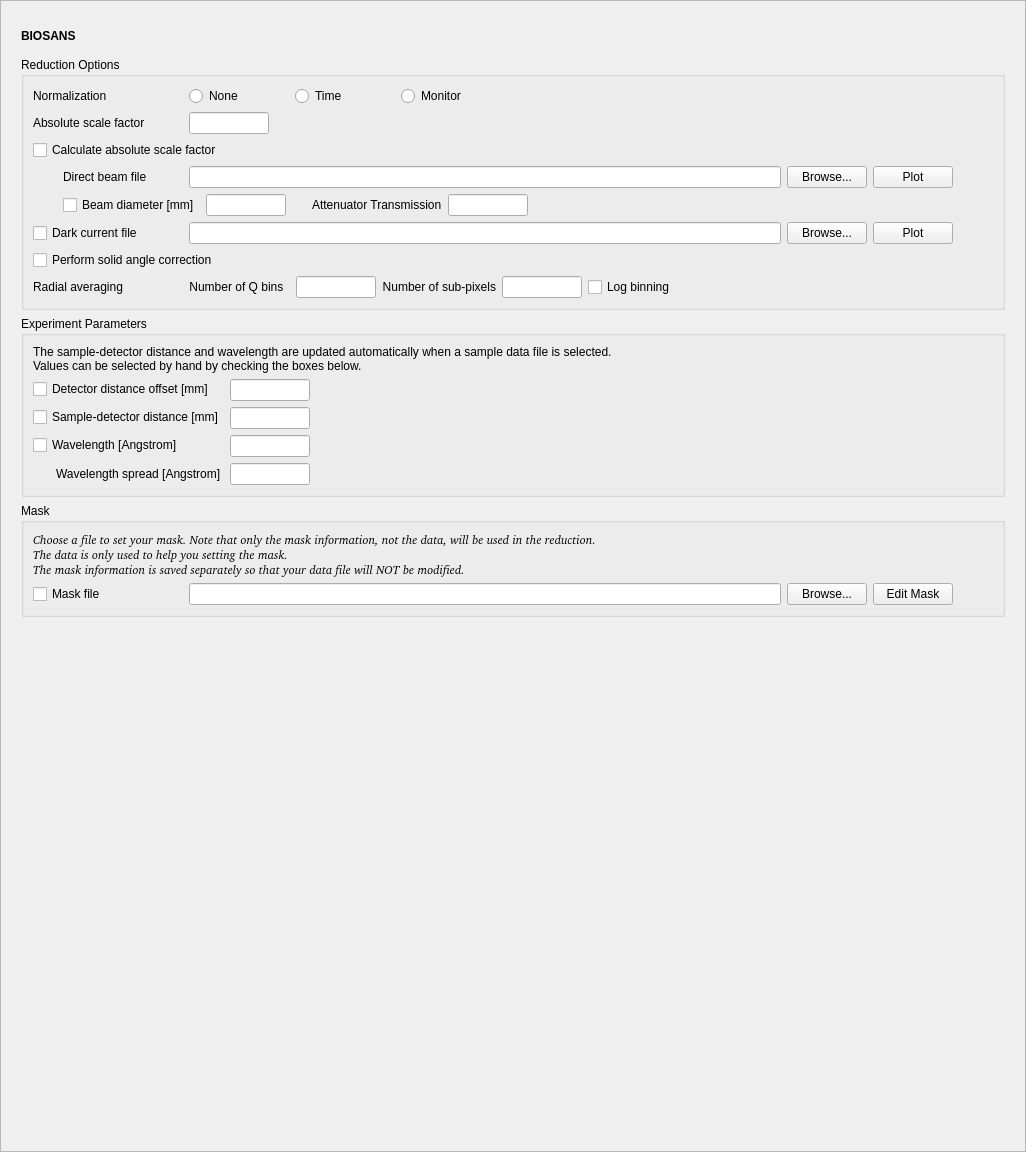
First picture: the form in Code/Mantid/scripts/Interface/ui/sans/hfir_instrument.ui, repository mantidproject/mantid, before the edit.
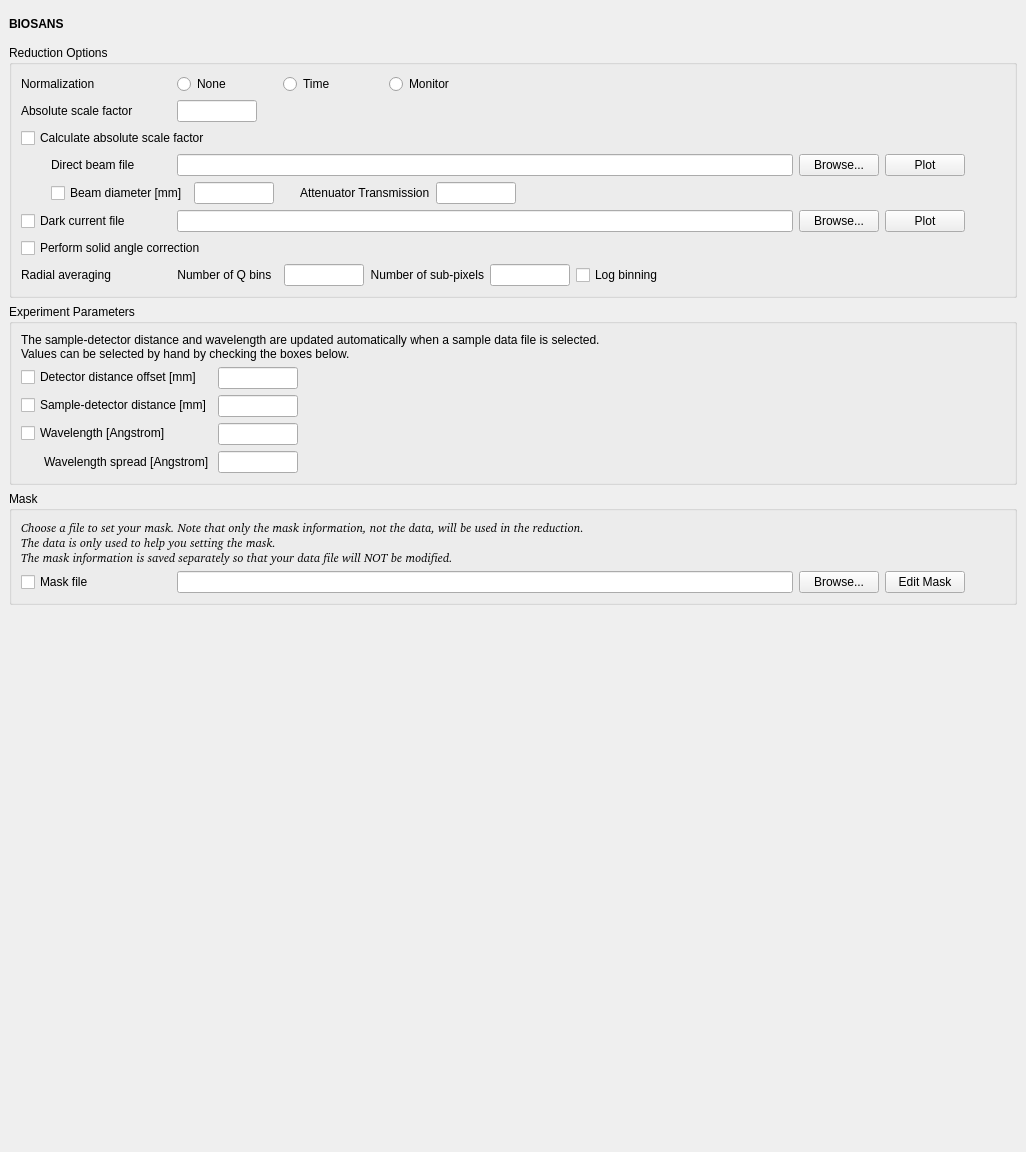
Second picture: the form after the edit.

```diff
--- a/Code/Mantid/scripts/Interface/ui/sans/hfir_instrument.ui
+++ b/Code/Mantid/scripts/Interface/ui/sans/hfir_instrument.ui
@@ -20,12 +20,15 @@
    <string>Frame</string>
   </property>
   <property name="frameShape">
-   <enum>QFrame::StyledPanel</enum>
+   <enum>QFrame::NoFrame</enum>
   </property>
   <property name="frameShadow">
    <enum>QFrame::Raised</enum>
   </property>
   <layout class="QVBoxLayout" name="verticalLayout">
+   <property name="margin">
+    <number>0</number>
+   </property>
    <item>
     <widget class="QScrollArea" name="scrollArea">
      <property name="sizePolicy">
@@ -57,8 +60,8 @@
        <rect>
         <x>0</x>
         <y>0</y>
-        <width>1006</width>
-        <height>1132</height>
+        <width>1026</width>
+        <height>1152</height>
        </rect>
       </property>
       <layout class="QVBoxLayout" name="verticalLayout_4">
```
